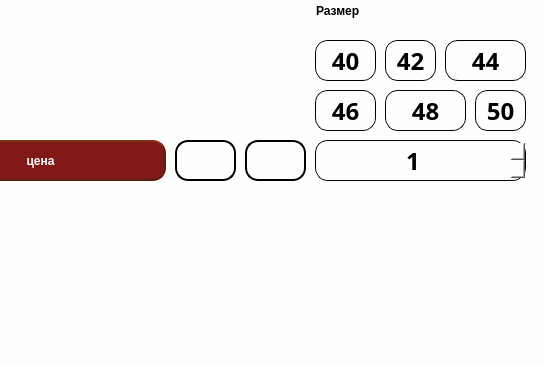
The window that description.ui (yobysheva/pyQT_DressesStore) describes before a commit, drawn with Qt 5; both pictures show x 95 to 638 and y 410 to 776 of the 638 by 776 pixel window.
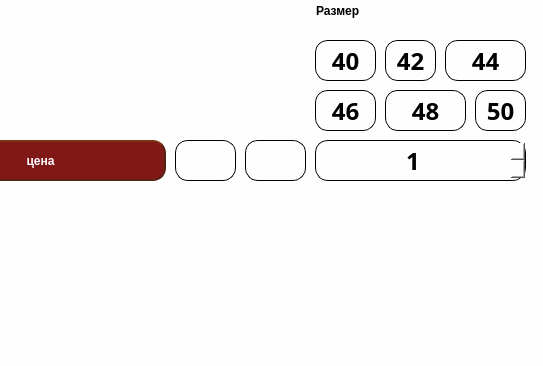
The same window after the commit.

```diff
--- a/description.ui
+++ b/description.ui
@@ -74,7 +74,7 @@
 font: 20pt &quot;Futurespore Cyrillic&quot;;
 }
 QPushButton {
-border: 2px solid #000;
+border: 1px solid #000;
 border-radius: 13px;
 border-style: outset;
 color: black;
@@ -106,7 +106,7 @@
 font: 20pt &quot;Futurespore Cyrillic&quot;;
 }
 QPushButton {
-border: 2px solid #000;
+border: 1px solid #000;
 border-radius: 13px;
 border-style: outset;
 color: black;
```
